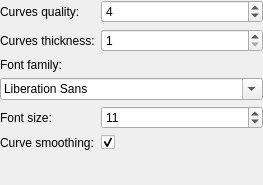
Before: the Qt Designer form Widgets/estheticsettings.ui in AdelKS/ZeGrapher, drawn with Qt 5.
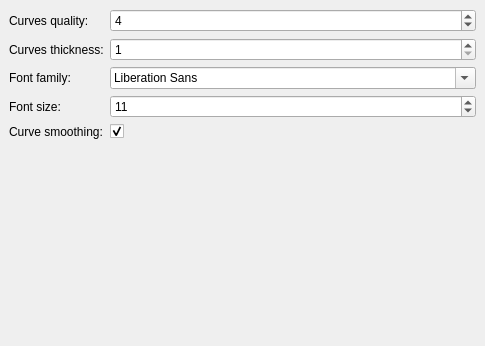
After: the same form once the commit is applied.

```diff
--- a/Widgets/estheticsettings.ui
+++ b/Widgets/estheticsettings.ui
@@ -6,25 +6,58 @@
    <rect>
     <x>0</x>
     <y>0</y>
-    <width>263</width>
-    <height>185</height>
+    <width>485</width>
+    <height>346</height>
    </rect>
   </property>
   <property name="windowTitle">
    <string>Form</string>
   </property>
+  <layout class="QVBoxLayout" name="verticalLayout_2">
+   <property name="leftMargin">
+    <number>0</number>
+   </property>
+   <property name="topMargin">
+    <number>0</number>
+   </property>
+   <property name="rightMargin">
+    <number>0</number>
+   </property>
+   <property name="bottomMargin">
+    <number>0</number>
+   </property>
+   <item>
+    <widget class="QScrollArea" name="scrollArea">
+     <property name="frameShape">
+      <enum>QFrame::NoFrame</enum>
+     </property>
+     <property name="frameShadow">
+      <enum>QFrame::Plain</enum>
+     </property>
+     <property name="widgetResizable">
+      <bool>true</bool>
+     </property>
+     <widget class="QWidget" name="scrollAreaWidgetContents">
+      <property name="geometry">
+       <rect>
+        <x>0</x>
+        <y>0</y>
+        <width>485</width>
+        <height>346</height>
+       </rect>
+      </property>
   <layout class="QVBoxLayout" name="verticalLayout">
    <property name="leftMargin">
-    <number>0</number>
+        <number>9</number>
    </property>
    <property name="topMargin">
-    <number>0</number>
+        <number>9</number>
    </property>
    <property name="rightMargin">
-    <number>0</number>
+        <number>9</number>
    </property>
    <property name="bottomMargin">
-    <number>0</number>
+        <number>9</number>
    </property>
    <item>
     <layout class="QFormLayout" name="formLayout">
@@ -141,7 +174,7 @@
         </size>
        </property>
        <property name="sizeAdjustPolicy">
-        <enum>QComboBox::AdjustToContents</enum>
+            <enum>QComboBox::AdjustToMinimumContentsLength</enum>
        </property>
       </widget>
      </item>
@@ -216,6 +249,10 @@
       </widget>
      </item>
     </layout>
+       </item>
+      </layout>
+     </widget>
+    </widget>
    </item>
   </layout>
  </widget>
```
Lines whose indentation alone changed are shown as unchanged.
